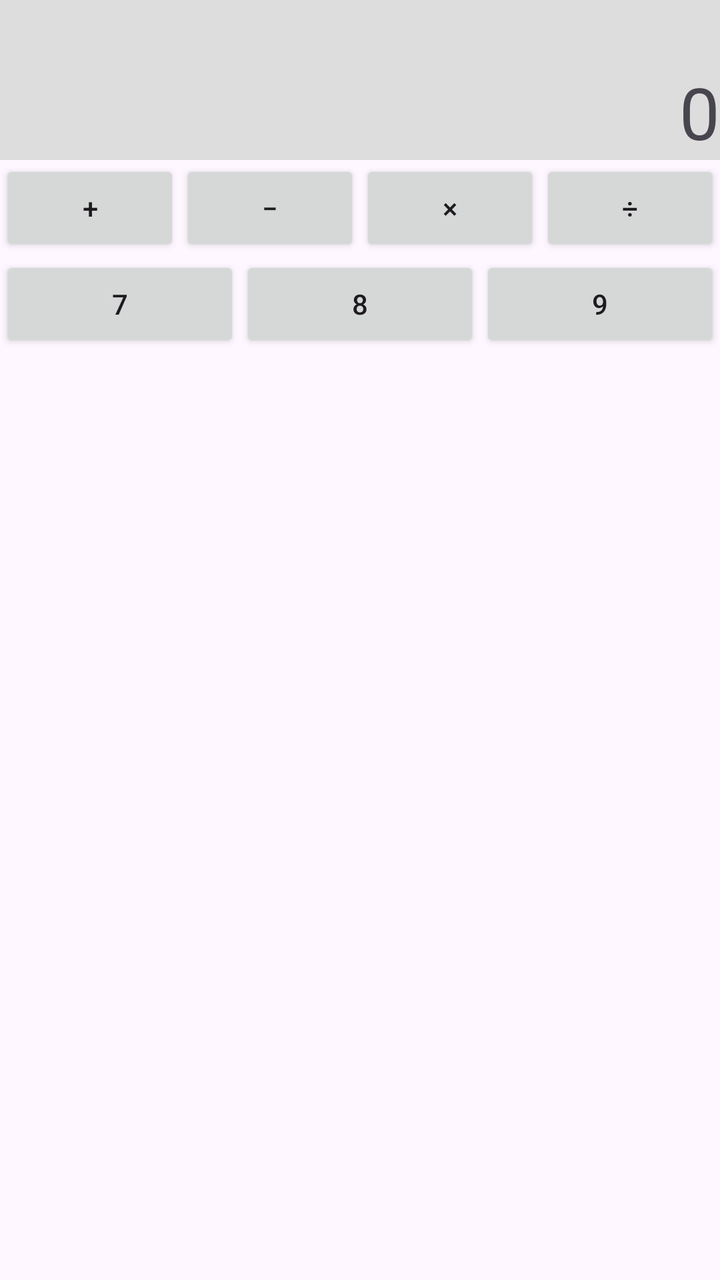
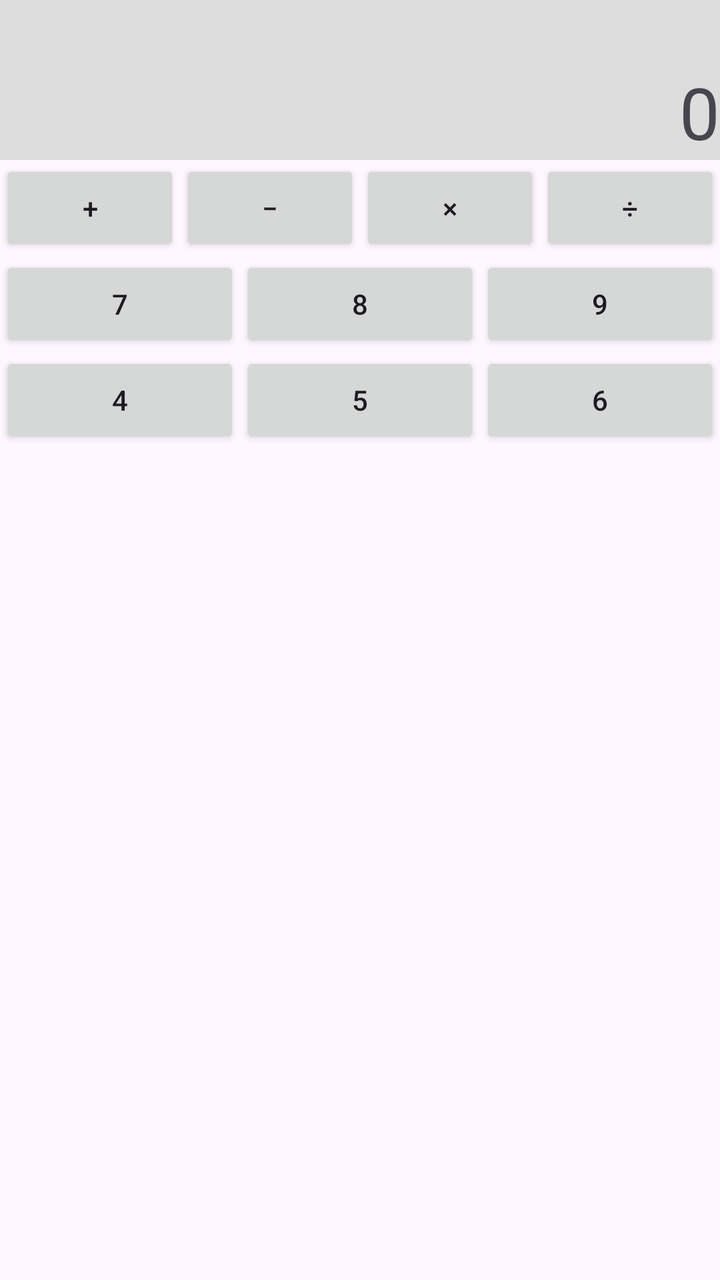

Compare the two renders of this Android layout. The source of the first and the diff that turns it into the second are given below.
<!-- AndroidManifest.xml: application theme Theme.Kalkulator -->
<!-- res/layout/activity_main.xml -->
<?xml version="1.0" encoding="utf-8"?>
<LinearLayout xmlns:android="http://schemas.android.com/apk/res/android"
    android:id="@+id/main"
    android:layout_width="match_parent"
    android:layout_height="match_parent"
    android:orientation="vertical">

    <TextView
        android:layout_width="match_parent"
        android:layout_height="80dp"
        android:background="#DDDDDD"
        android:gravity="right|bottom"
        android:text="0"
        android:textSize="36sp" />

    <LinearLayout
        android:layout_width="match_parent"
        android:layout_height="wrap_content"
        android:orientation="horizontal">

        <Button
            android:layout_width="0dp"
            android:layout_height="wrap_content"
            android:layout_weight="1"
            android:text="+" />

        <Button
            android:layout_width="0dp"
            android:layout_height="wrap_content"
            android:layout_weight="1"
            android:text="−" />

        <Button
            android:layout_width="0dp"
            android:layout_height="wrap_content"
            android:layout_weight="1"
            android:text="×" />

        <Button
            android:layout_width="0dp"
            android:layout_height="wrap_content"
            android:layout_weight="1"
            android:text="÷" />

    </LinearLayout>
    <LinearLayout
        android:layout_width="match_parent"
        android:layout_height="wrap_content"
        android:orientation="horizontal">

        <Button
            android:layout_width="0dp"
            android:layout_height="wrap_content"
            android:layout_weight="1"
            android:text="7" />

        <Button
            android:layout_width="0dp"
            android:layout_height="wrap_content"
            android:layout_weight="1"
            android:text="8" />

        <Button
            android:layout_width="0dp"
            android:layout_height="wrap_content"
            android:layout_weight="1"
            android:text="9" />

    </LinearLayout>

</LinearLayout>
<!-- resources referenced by this layout -->
<resources>
  <style name="Theme.Kalkulator" parent="Base.Theme.Kalkulator" />
  <style name="Base.Theme.Kalkulator" parent="Theme.Material3.DayNight.NoActionBar">
          
          
      </style>
</resources>

<!-- the commit's change to res/layout/activity_main.xml (unified diff, before → after) -->
@@ -67,5 +67,29 @@
             android:text="9" />
 
     </LinearLayout>
+    <LinearLayout
+        android:layout_width="match_parent"
+        android:layout_height="wrap_content"
+        android:orientation="horizontal">
+
+        <Button
+            android:layout_width="0dp"
+            android:layout_height="wrap_content"
+            android:layout_weight="1"
+            android:text="4" />
+
+        <Button
+            android:layout_width="0dp"
+            android:layout_height="wrap_content"
+            android:layout_weight="1"
+            android:text="5" />
+
+        <Button
+            android:layout_width="0dp"
+            android:layout_height="wrap_content"
+            android:layout_weight="1"
+            android:text="6" />
+
+    </LinearLayout>
 
 </LinearLayout>
